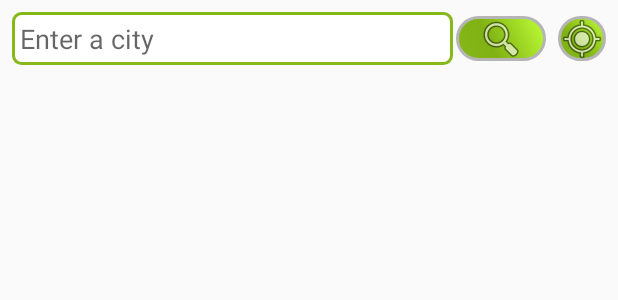
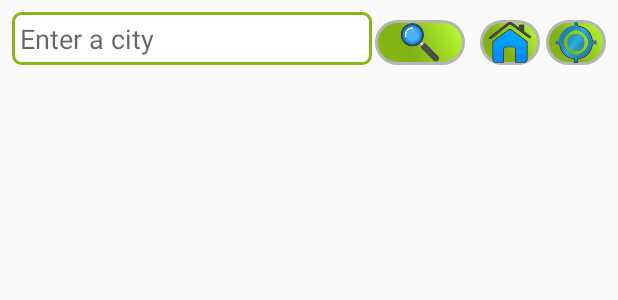
Before and after one commit to stefKristijan/PollenAlert, an Android app: the layout fragment_location_pollen.xml on its own in the app's theme, with its tools: preview values and no code run, on a phone screen of 412 x 824 dp. Shown: the top 300 px of the screen. Run offline under Robolectric (Android 15) with nearby library versions, the phone set to English and light mode, and no system bars; network calls fail.

Commit message:
Getting pollen information for user location (written in registration) if app hasn't location permission

```diff
--- a/app/src/main/java/hr/ferit/kstefancic/pollenalert/registrationAndLogin/FirstActivity.java
+++ b/app/src/main/java/hr/ferit/kstefancic/pollenalert/registrationAndLogin/FirstActivity.java
@@ -68,6 +68,10 @@ public class FirstActivity extends AppCompatActivity implements LogInFragment.Lo
 
     private void checkIfLoggedIn() {
         this.mSessionManager = new SessionManager(this);
+       /* this.mSessionManager.setLogin(false);
+        UserDBHelper.getInstance(this).deleteAllergies();
+        UserDBHelper.getInstance(this).deleteUser();
+        UserDBHelper.getInstance(this).deleteLocation();*/
         if(this.mSessionManager.isLoggedIn()){
             mUser = UserDBHelper.getInstance(this).getUser();
             Intent mainIntent = new Intent(FirstActivity.this,MainActivity.class);
--- a/app/src/main/res/layout/fragment_location_pollen.xml
+++ b/app/src/main/res/layout/fragment_location_pollen.xml
@@ -6,6 +6,21 @@
     android:layout_width="match_parent"
     android:layout_height="match_parent">
 
+    <ImageButton
+        android:id="@+id/frLPibHome"
+        android:layout_width="40dp"
+        android:layout_height="30dp"
+        android:background="@drawable/button_shape"
+        app:layout_constraintBottom_toBottomOf="@+id/frLPaetLocation"
+        app:layout_constraintTop_toTopOf="@+id/frLPaetLocation"
+        app:layout_constraintVertical_bias="1.0"
+        android:src="@mipmap/home_icon"
+        android:scaleType="fitCenter"
+        app:layout_constraintRight_toLeftOf="@+id/frLPibCurrentLocation"
+        app:layout_constraintLeft_toRightOf="@+id/frLPibSearch"
+        android:layout_marginRight="2dp"
+        android:layout_marginLeft="8dp" />
+
     <AutoCompleteTextView
         android:id="@+id/frLPaetLocation"
         android:layout_width="0dp"
@@ -13,30 +28,43 @@
         android:layout_marginTop="8dp"
         app:layout_constraintLeft_toLeftOf="parent"
         app:layout_constraintTop_toTopOf="parent"
-        app:layout_constraintRight_toLeftOf="@+id/frLPibSearch"
-        android:layout_marginLeft="8dp"
-        android:layout_marginRight="2dp"
         android:background="@drawable/edit_text"
         android:hint="@string/city_hint"
         android:padding="5dp"
-        android:layout_marginStart="8dp"
-        android:layout_marginEnd="2dp"
-        android:maxLines="1"/>
+
+        android:maxLines="1"
+        app:layout_constraintRight_toLeftOf="@+id/frLPibSearch"
+        android:layout_marginLeft="8dp" />
 
     <ImageButton
         android:id="@+id/frLPibSearch"
         android:layout_width="60dp"
         android:layout_height="30dp"
-        android:layout_marginBottom="0dp"
-        android:layout_marginRight="8dp"
-        android:layout_marginTop="0dp"
         android:background="@drawable/button_shape"
+        android:src="@mipmap/search_icon"
+        android:scaleType="fitCenter"
         app:layout_constraintBottom_toBottomOf="@+id/frLPaetLocation"
-        app:layout_constraintHorizontal_bias="0.5"
         app:layout_constraintLeft_toRightOf="@+id/frLPaetLocation"
-        app:layout_constraintRight_toLeftOf="@+id/frLPibCurrentLocation"
+        app:layout_constraintRight_toLeftOf="@+id/frLPibHome"
         app:layout_constraintTop_toTopOf="@+id/frLPaetLocation"
-        app:srcCompat="@android:drawable/ic_menu_search" />
+        app:layout_constraintVertical_bias="1.0"
+        android:layout_marginRight="2dp"
+        android:layout_marginLeft="2dp" />
+
+    <ImageButton
+        android:id="@+id/frLPibCurrentLocation"
+        android:layout_width="40dp"
+        android:layout_height="30dp"
+        android:background="@drawable/button_shape"
+        app:layout_constraintRight_toRightOf="parent"
+        android:src="@mipmap/current_location_icon"
+        android:scaleType="fitCenter"
+        app:layout_constraintTop_toTopOf="@+id/frLPaetLocation"
+        app:layout_constraintBottom_toBottomOf="@+id/frLPaetLocation"
+        app:layout_constraintVertical_bias="1.0"
+        app:layout_constraintLeft_toRightOf="@+id/frLPibHome"
+        android:layout_marginLeft="2dp"
+        android:layout_marginRight="8dp" />
 
     <android.support.v7.widget.RecyclerView
         android:id="@+id/frLPrvPollenData"
@@ -47,26 +75,11 @@
         android:layout_marginRight="8dp"
         android:layout_marginTop="8dp"
         app:layout_constraintBottom_toBottomOf="parent"
-        app:layout_constraintHorizontal_bias="0.0"
+        app:layout_constraintHorizontal_bias="1.0"
         app:layout_constraintLeft_toLeftOf="parent"
         app:layout_constraintRight_toRightOf="parent"
         app:layout_constraintTop_toBottomOf="@+id/frLPaetLocation"
-        app:layout_constraintVertical_bias="1.0" />
-
-    <ImageButton
-        android:id="@+id/frLPibCurrentLocation"
-        android:layout_width="wrap_content"
-        android:layout_height="30dp"
-        android:layout_marginEnd="8dp"
-        android:layout_marginRight="8dp"
-        android:layout_marginStart="8dp"
-        android:background="@drawable/button_shape"
-        app:layout_constraintRight_toRightOf="parent"
-        app:srcCompat="@android:drawable/ic_menu_mylocation"
-        app:layout_constraintTop_toTopOf="@+id/frLPaetLocation"
-        android:layout_marginTop="0dp"
-        app:layout_constraintBottom_toBottomOf="@+id/frLPaetLocation"
-        android:layout_marginBottom="0dp" />
+        app:layout_constraintVertical_bias="0.0" />
 
 
 </android.support.constraint.ConstraintLayout>
```
Also changed, not shown: app/src/main/java/hr/ferit/kstefancic/pollenalert/Location.java (+10 -1 lines), app/src/main/java/hr/ferit/kstefancic/pollenalert/LocationPollenFragment.java (+93 -29 lines), app/src/main/java/hr/ferit/kstefancic/pollenalert/MainActivity.java (+23 -3 lines), app/src/main/java/hr/ferit/kstefancic/pollenalert/helper/AccuCity.java (+8 -0 lines), app/src/main/java/hr/ferit/kstefancic/pollenalert/helper/UserDBHelper.java (+19 -8 lines), app/src/main/res/mipmap-hdpi/current_location_icon.png (added), app/src/main/res/mipmap-hdpi/home_icon.png (added), app/src/main/res/mipmap-hdpi/search_icon.png (added).
